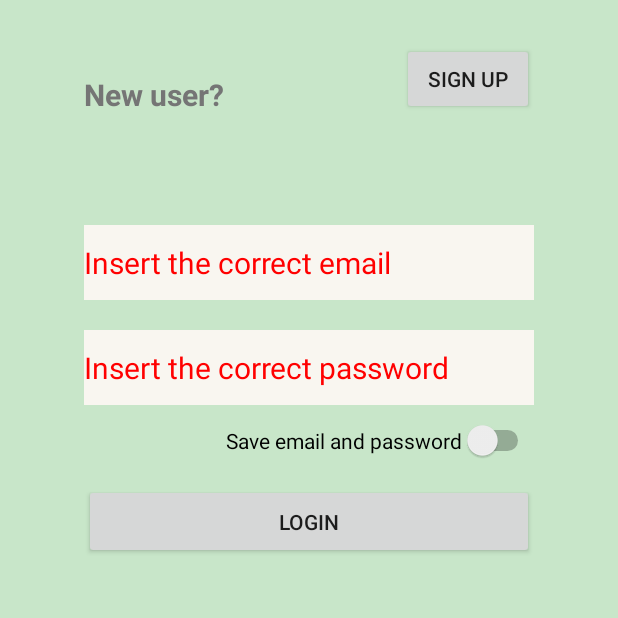
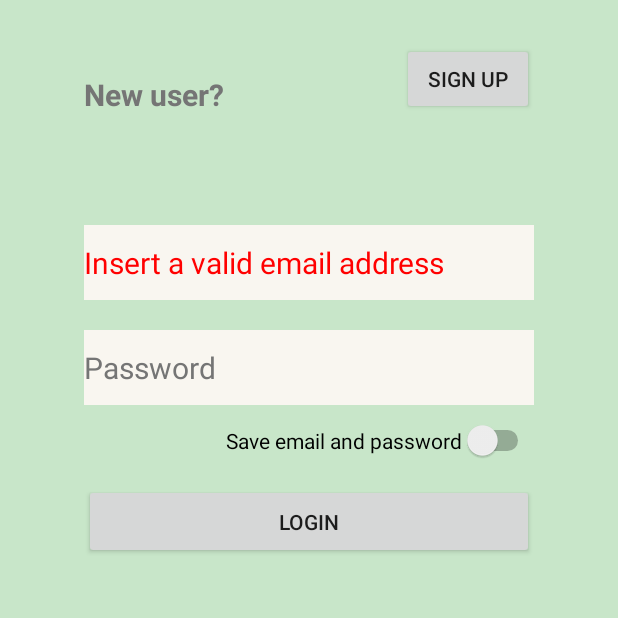
Before and after one commit to PasqualeSansonna/MovingFast, an Android app: the screen it shows after launch (LoginActivity), after a tap on "LOGIN", on a phone screen of 412 x 824 dp, the top half of it. Run offline under Robolectric (Android 15) with nearby library versions, the phone set to English and light mode, and no system bars.

Commit message:
Aggiunto controllo formato email in login e controllo formato password in signup

```diff
--- a/app/src/main/java/it/uniba/di/gruppo17/LoginActivity.java
+++ b/app/src/main/java/it/uniba/di/gruppo17/LoginActivity.java
@@ -11,6 +11,7 @@ import android.content.SharedPreferences;
 import android.graphics.Color;
 import android.os.Bundle;
 import android.util.Log;
+import android.util.Patterns;
 import android.view.View;
 import android.view.inputmethod.InputMethodManager;
 import android.widget.Button;
@@ -106,6 +107,8 @@ public class LoginActivity extends AppCompatActivity {
                     if (ConnectionUtil.checkInternetConn(LoginActivity.this)) {
                         String email = ETemail.getText().toString();
                         String password = ETpassword.getText().toString();
+                        if (Patterns.EMAIL_ADDRESS.matcher(email).matches()) /** Check the email address pattern*/
+                        {
                             if (checkValues(email, password)) {
                                 if (isChecked())
                                     writePreferences(email, password);
@@ -113,6 +116,12 @@ public class LoginActivity extends AppCompatActivity {
                             } else {
                                 wrongCredentials();
                             }
+                        }
+                        else
+                        {
+                            wrongEmailAddress();
+                        }
+
                     } else {
                         new AlertDialog.Builder(LoginActivity.this)
                                 .setTitle(R.string.no_connection_title)
@@ -129,6 +138,7 @@ public class LoginActivity extends AppCompatActivity {
         }
 
     }
+
 
 
     /**
@@ -158,6 +168,15 @@ public class LoginActivity extends AppCompatActivity {
         ETpassword.setText("");
         ETpassword.setHint(R.string.wrong_login_password);
         ETpassword.setHintTextColor(Color.RED);
+    }
+
+    /**
+     * Funzione che imposta messaggio d'errore nella editText della mail se non è inserito un indirizzo valido
+     */
+    private void wrongEmailAddress() {
+        ETemail.setText("");
+        ETemail.setHint(R.string.not_valid_email_address);
+        ETemail.setHintTextColor(Color.RED);
     }
 
 
--- a/app/src/main/res/values/strings.xml
+++ b/app/src/main/res/values/strings.xml
@@ -21,5 +21,7 @@
     <string name="no_connection_title">Network error</string>
     <string name="no_connection_message">Is not possible to login without an internet connection.</string>
     <string name="welcome">Welcome in MovingFast</string>
+    <string name="not_valid_email_address">Insert a valid email address</string>
+    <string name="not_valid_password">Password too weak</string>
 
 </resources>
```
Also changed, not shown: app/src/main/java/it/uniba/di/gruppo17/SignUpActivity.java (+51 -7 lines). Lines whose indentation alone changed are shown as unchanged.
